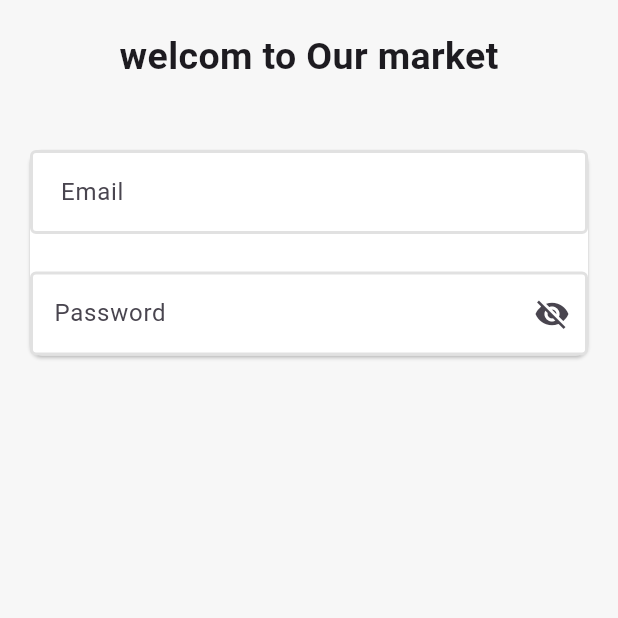
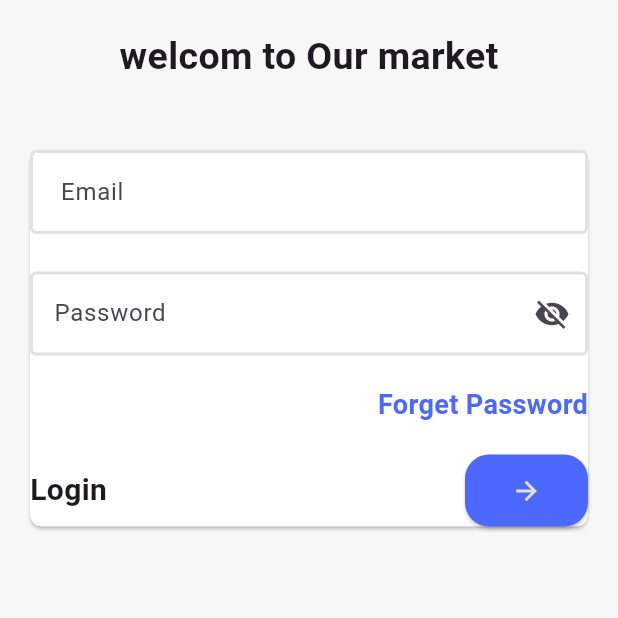
Before and after one commit to MoastafaNasser/e_commerceApp, a Flutter app: the screen it shows after launch, on a phone screen of 412 x 824 dp, the top half of it. Run offline on Flutter 3.47's test engine with Material 3 defaults, Android fonts, the phone set to English and light mode, and no system bars.

Commit message:
create custom text buttom

```diff
--- /dev/null
+++ b/lib/views/auth/ui/custom_Text_Botton.dart
@@ -0,0 +1,33 @@
+
+import 'package:ecommerce/core/app_colors.dart';
+import 'package:flutter/material.dart';
+
+class customTextBotton extends StatelessWidget {
+  const customTextBotton({
+    super.key,
+    this.onTap,
+    required this.text,
+  });
+
+  final void Function()? onTap;
+  final String text;
+  @override
+  Widget build(BuildContext context) {
+    return Row(
+      mainAxisAlignment: MainAxisAlignment.end,
+      children: [
+        InkWell(
+          onTap: onTap,
+          child: Text(
+            text,
+            style: TextStyle(
+              color: AppColors.kPrimaryColor,
+              fontWeight: FontWeight.bold,
+              fontSize: 18,
+            ),
+          ),
+        ),
+      ],
+    );
+  }
+}
--- a/lib/views/auth/ui/login_view.dart
+++ b/lib/views/auth/ui/login_view.dart
@@ -1,5 +1,6 @@
 import 'package:ecommerce/core/app_colors.dart';
 import 'package:ecommerce/views/auth/ui/Custom_text_Form_Field.dart';
+import 'package:ecommerce/views/auth/ui/custom_Text_Botton.dart';
 import 'package:flutter/material.dart';
 
 class LoginView extends StatelessWidget {
@@ -42,7 +43,6 @@ class LoginView extends StatelessWidget {
                   ),
                   customTextFormField(
                     Labeltext: "Password",
-
                     isSecured: true,
                     suffixIcon: IconButton(
                       onPressed: () {},
@@ -50,7 +50,45 @@ class LoginView extends StatelessWidget {
                         Icons.visibility_off,
                       ),
                     ),
-
+                  ),
+                  SizedBox(
+                    height: 20,
+                  ),
+                  customTextBotton(
+                    text: "Forget Password",
+                    onTap: () {},
+                  ),
+                  SizedBox(
+                    height: 20,
+                  ),
+                  Row(
+                    mainAxisAlignment: MainAxisAlignment.spaceBetween,
+                    children: [
+                      Text(
+                        "Login",
+                        style: TextStyle(
+                          fontWeight: FontWeight.bold,
+                          fontSize: 20,
+                        ),
+                      ),
+                      ElevatedButton(
+                        style: ElevatedButton.styleFrom(
+                          backgroundColor: AppColors.kPrimaryColor,
+                          foregroundColor: AppColors.kBordersideColor,
+                          iconSize: 20,
+                          shape: RoundedRectangleBorder(
+                            borderRadius: BorderRadius.circular(16),
+                          ),
+                        ),
+                        onPressed: () {},
+                        child: Padding(
+                          padding: const EdgeInsets.symmetric( vertical: 14,horizontal: 7),
+                          child: Icon(
+                            Icons.arrow_forward,
+                          ),
+                        ),
+                      ),
+                    ],
                   ),
                 ],
               ),
```
Also changed, not shown: lib/views/auth/ui/Custom_text_Form_Field.dart (+5 -7 lines).
